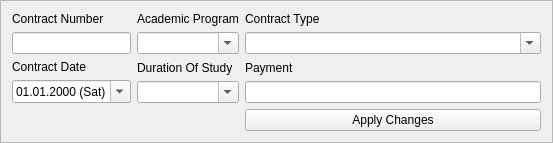
Old version of the form frameaddcontract.ui in the repository sadovskiy/sysman.
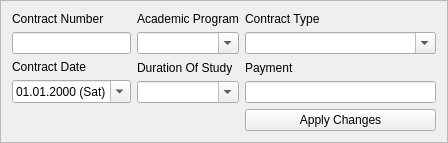
New version of the form.

Diff of the .ui file:
```diff
--- a/frameaddcontract.ui
+++ b/frameaddcontract.ui
@@ -6,7 +6,7 @@
    <rect>
     <x>0</x>
     <y>0</y>
-    <width>553</width>
+    <width>448</width>
     <height>143</height>
    </rect>
   </property>
@@ -77,6 +77,12 @@
      </item>
      <item>
       <widget class="QComboBox" name="comboBoxAcademicProgram">
+       <property name="minimumSize">
+        <size>
+         <width>150</width>
+         <height>0</height>
+        </size>
+       </property>
        <property name="editable">
         <bool>true</bool>
        </property>
```
